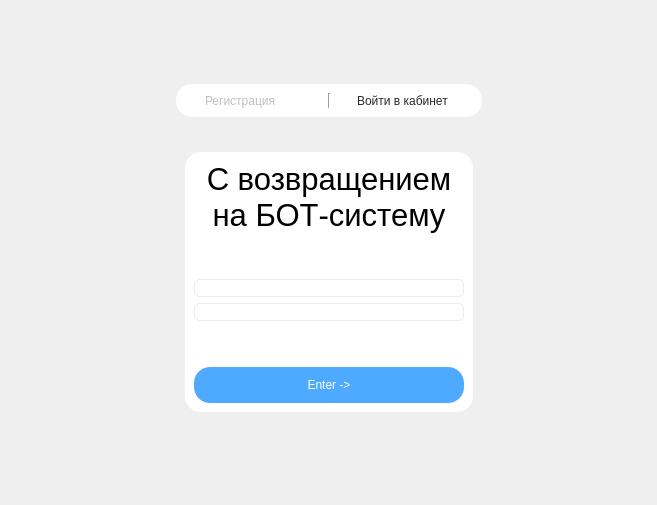
Before: the Qt Designer form simple_gram_desktop/constructor_app/widgets/login_widget.ui in cuttlesystems/simplegram, drawn with Qt 5.
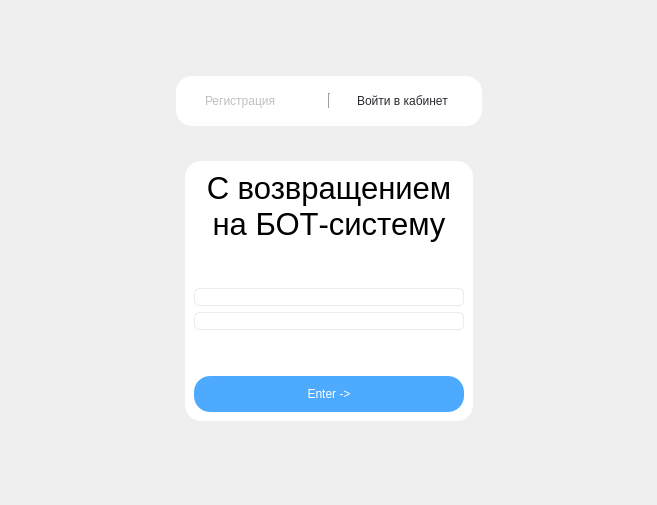
After: the same form once the commit is applied.

```diff
--- a/simple_gram_desktop/constructor_app/widgets/login_widget.ui
+++ b/simple_gram_desktop/constructor_app/widgets/login_widget.ui
@@ -46,10 +46,16 @@
       <layout class="QVBoxLayout" name="verticalLayout_6">
        <item>
         <widget class="QGroupBox" name="groupBox">
+         <property name="minimumSize">
+          <size>
+           <width>0</width>
+           <height>50</height>
+          </size>
+         </property>
          <property name="maximumSize">
           <size>
            <width>16777215</width>
-           <height>65</height>
+           <height>90</height>
           </size>
          </property>
          <property name="styleSheet">
```
